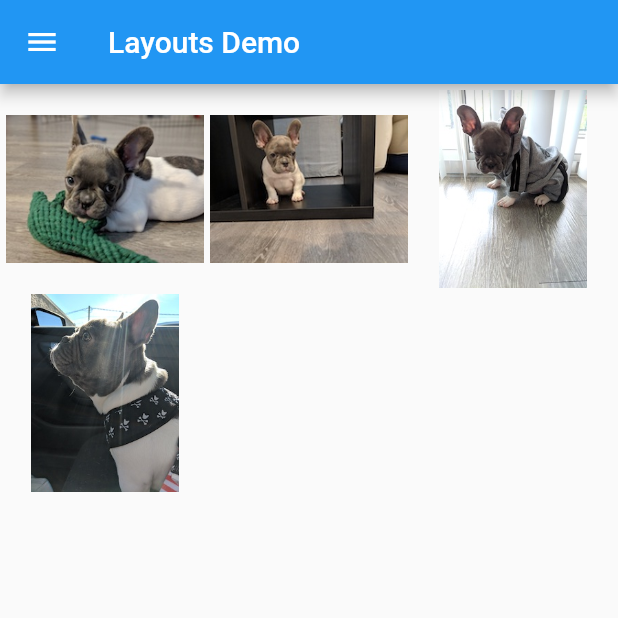
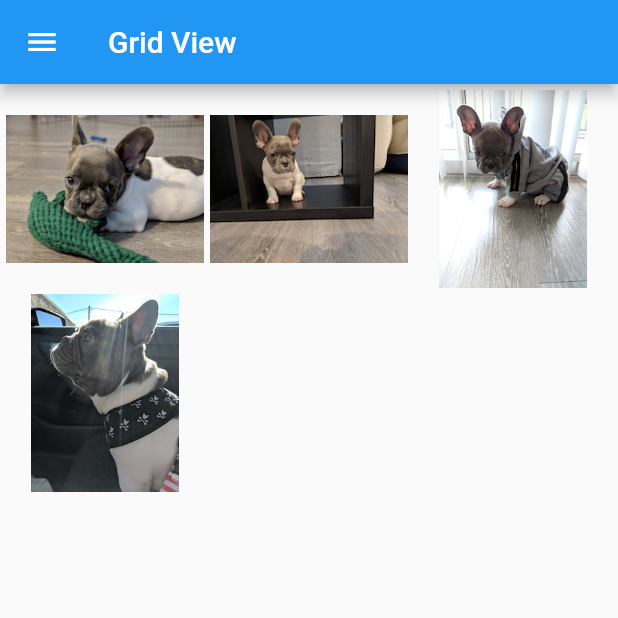
Before and after one commit to luiscarino/layouts_demo, a Flutter app: the screen it shows after launch, on a phone screen of 412 x 824 dp, the top half of it. Run offline on Flutter 3.47's test engine with Material 2 defaults, Android fonts, the phone set to English and light mode, and no system bars.

Commit message:
Updating drawer title

```diff
--- a/lib/main.dart
+++ b/lib/main.dart
@@ -36,7 +36,7 @@ class _HomeWidgetState extends State<HomeWidget> {
   Widget build(BuildContext context) {
     return Scaffold(
       appBar: AppBar(
-        title: Text(widget.title),
+        title: Text(_getWidgetTitle(_selectedDrawerIndex)),
       ),
       drawer: Drawer(
         child: ListView(
@@ -59,6 +59,22 @@ class _HomeWidgetState extends State<HomeWidget> {
         return new StackViewWidget();
       case 3:
         return new CardViewWidget();
+
+      default:
+        return new Text("Error");
+    }
+  }
+
+  _getWidgetTitle(int pos) {
+    switch (pos) {
+      case 0:
+        return "Grid View";
+      case 1:
+        return "List View";
+      case 2:
+        return "Stack";
+      case 3:
+        return "Cards";
 
       default:
         return new Text("Error");
```
